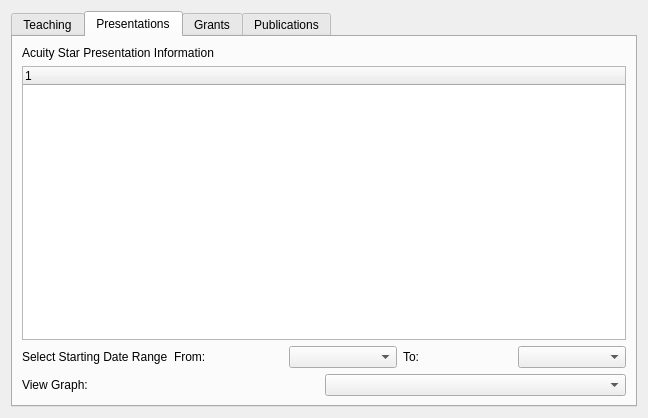
Qt form Windows/summary_window.ui (mshubat-forked/cs3307-group-project) before a commit.
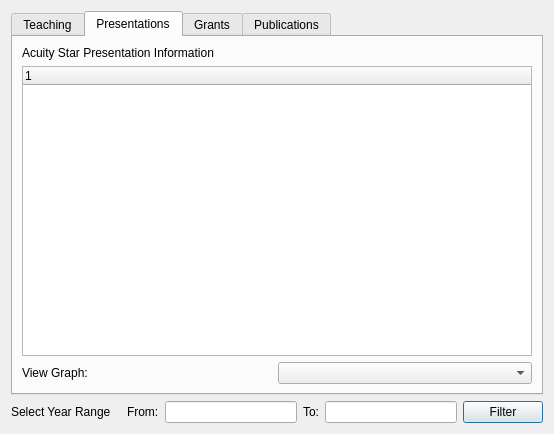
The same form after that commit. The open tabs and pages were chosen to show the change.

Commit message: Changed date filter to text boxes

```diff
--- a/Windows/summary_window.ui
+++ b/Windows/summary_window.ui
@@ -6,14 +6,14 @@
    <rect>
     <x>0</x>
     <y>0</y>
-    <width>648</width>
-    <height>418</height>
+    <width>554</width>
+    <height>434</height>
    </rect>
   </property>
   <property name="windowTitle">
    <string>Data Summary</string>
   </property>
-  <layout class="QHBoxLayout" name="horizontalLayout">
+  <layout class="QVBoxLayout" name="verticalLayout_5">
    <item>
     <widget class="QTabWidget" name="tabWidget">
      <property name="currentIndex">
@@ -115,37 +115,6 @@
          </column>
         </widget>
        </item>
-       <item>
-        <layout class="QHBoxLayout" name="horizontalLayout_4">
-         <item>
-          <widget class="QLabel" name="label_8">
-           <property name="text">
-            <string>Select Starting Date Range</string>
-           </property>
-          </widget>
-         </item>
-         <item>
-          <widget class="QLabel" name="label_9">
-           <property name="text">
-            <string>From:</string>
-           </property>
-          </widget>
-         </item>
-         <item>
-          <widget class="QComboBox" name="fromDateCombo_pres"/>
-         </item>
-         <item>
-          <widget class="QLabel" name="label_10">
-           <property name="text">
-            <string>To:</string>
-           </property>
-          </widget>
-         </item>
-         <item>
-          <widget class="QComboBox" name="toDateCombo_pres"/>
-         </item>
-        </layout>
-       </item>
        <item>
         <layout class="QHBoxLayout" name="horizontalLayout_5">
          <property name="spacing">
@@ -328,6 +297,44 @@
      </widget>
     </widget>
    </item>
+   <item>
+    <layout class="QHBoxLayout" name="horizontalLayout_10">
+     <item>
+      <widget class="QLabel" name="label_17">
+       <property name="text">
+        <string>Select Year Range   </string>
+       </property>
+      </widget>
+     </item>
+     <item>
+      <widget class="QLabel" name="label_18">
+       <property name="text">
+        <string>From:</string>
+       </property>
+      </widget>
+     </item>
+     <item>
+      <widget class="QLineEdit" name="fromDate"/>
+     </item>
+     <item>
+      <widget class="QLabel" name="label_19">
+       <property name="text">
+        <string>To:</string>
+       </property>
+      </widget>
+     </item>
+     <item>
+      <widget class="QLineEdit" name="toDate"/>
+     </item>
+     <item>
+      <widget class="QPushButton" name="dateFilterButton">
+       <property name="text">
+        <string>Filter</string>
+       </property>
+      </widget>
+     </item>
+    </layout>
+   </item>
   </layout>
  </widget>
  <resources/>
```
Left out of the diff: 96 changed lines with no effect on the pictures. The commit also changes 2 other files.
